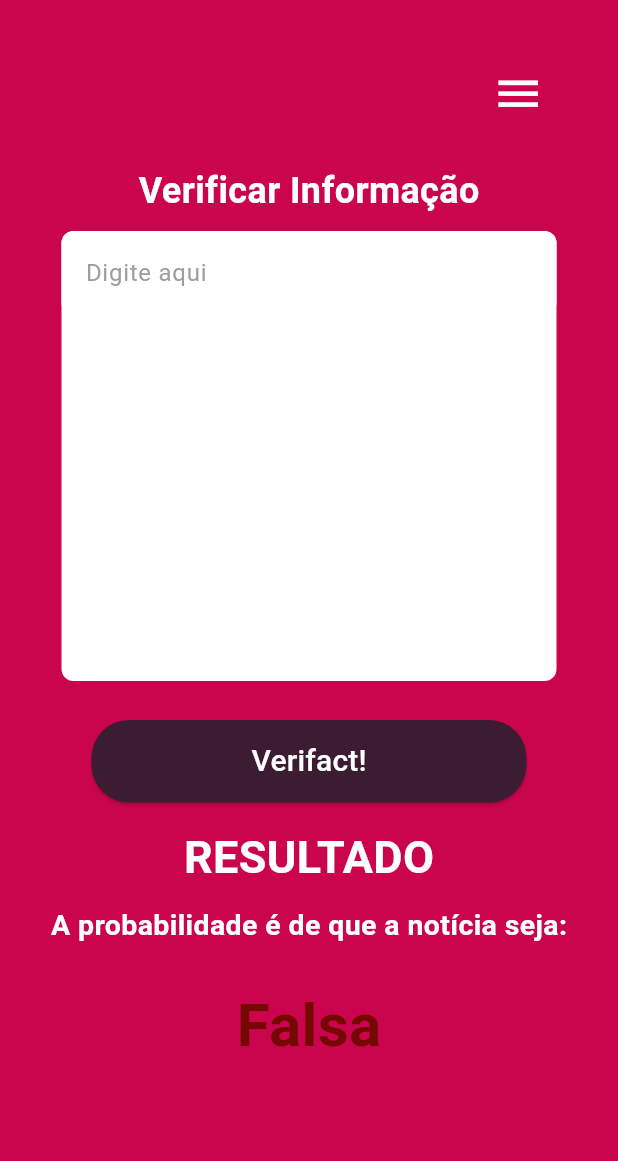
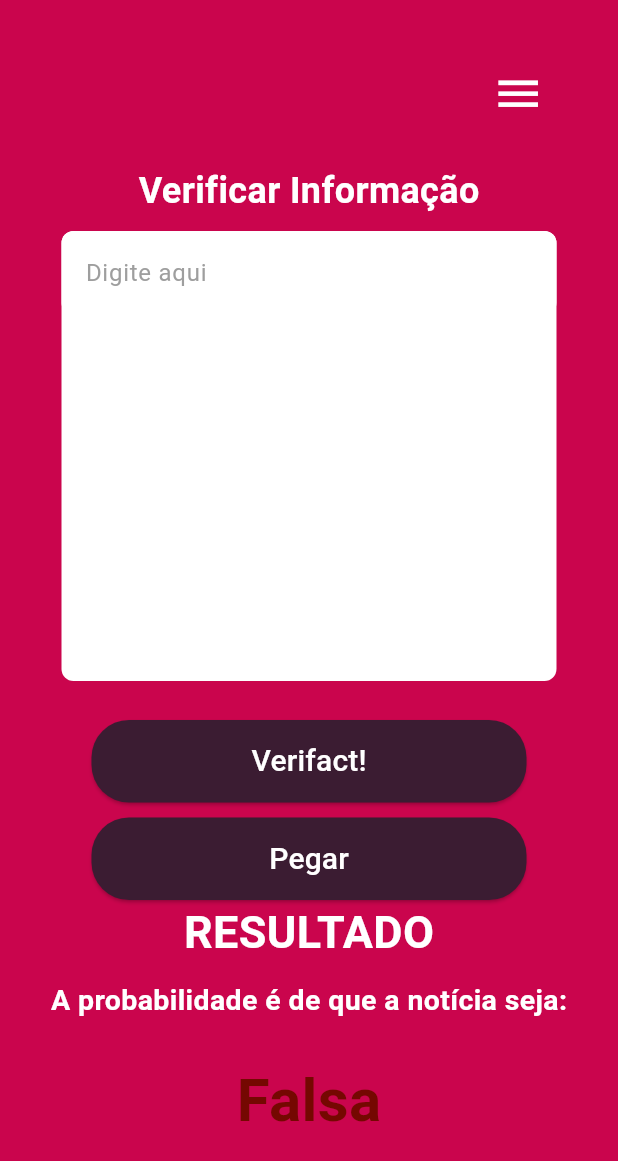
Before and after one commit to danieljmartins/projeto-interdisciplinar-quinto-semestre-mobile, a Flutter app: the Pesquisa screen opened directly, after a tap on "Verifact!", on a phone screen of 412 x 824 dp. Shown: the top 1161 px of the screen. Run offline on Flutter 3.47's test engine with Material 3 defaults, Android fonts, the phone set to English and light mode, and no system bars; network calls fail.

Commit message:
implementando apis

```diff
--- a/lib/pesquisa.dart
+++ b/lib/pesquisa.dart
@@ -1,10 +1,44 @@
 import 'package:flutter/material.dart';
+import 'package:http/http.dart' as http;
+import 'dart:convert';
+import 'package:logging/logging.dart';
 
 class Pesquisa extends StatelessWidget {
   const Pesquisa({super.key});
 
   @override
   Widget build(BuildContext context) {
+    final TextEditingController controller = TextEditingController();
+    final Logger logger = Logger('PesquisaLogger');
+
+    Future<void> inserirResultado(String result) async {
+      final response = await http.post(
+        Uri.parse(
+            'postgresql://postgres:dfXFikymJcYDSjzLfAAPvJIQeOQKvCjD@monorail.proxy.rlwy.net:33482/railway/resultados'),
+        headers: {'Content-Type': 'application/json'},
+        body: jsonEncode({'result': result}),
+      );
+
+      if (response.statusCode == 201) {
+        logger.info('Resultado inserido com sucesso');
+      } else {
+        logger.warning('Falha ao inserir resultado');
+      }
+    }
+
+    Future<void> buscarResultado() async {
+      final response = await http.get(
+        Uri.parse(
+            'postgresql://postgres:dfXFikymJcYDSjzLfAAPvJIQeOQKvCjD@monorail.proxy.rlwy.net:33482/railway/resultados'),
+      );
+
+      if (response.statusCode == 200) {
+        logger.info('Resultado: ${response.body}');
+      } else {
+        logger.warning('Falha ao buscar resultados');
+      }
+    }
+
     return Scaffold(
       backgroundColor: const Color(0xFFCA054D),
       body: Stack(
@@ -46,8 +80,9 @@ class Pesquisa extends StatelessWidget {
                     color: Colors.white,
                     borderRadius: BorderRadius.circular(8.0),
                   ),
-                  child: const TextField(
-                    decoration: InputDecoration(
+                  child: TextField(
+                    controller: controller,
+                    decoration: const InputDecoration(
                       hintText: 'Digite aqui',
                       hintStyle: TextStyle(color: Colors.grey),
                       filled: true,
@@ -63,16 +98,15 @@ class Pesquisa extends StatelessWidget {
             ),
           ),
 
-          // Botão
+          // Botão Verifact
           Positioned(
             width: 290.0,
             height: 55.0,
             top: 480.0,
             child: ElevatedButton(
-              onPressed: () => Navigator.push(
-                context,
-                MaterialPageRoute(builder: (context) => const Pesquisa()),
-              ),
+              onPressed: () {
+                inserirResultado(controller.text);
+              },
               style: ElevatedButton.styleFrom(
                 backgroundColor: const Color(0xFF3B1C32),
                 shape: RoundedRectangleBorder(
@@ -89,9 +123,34 @@ class Pesquisa extends StatelessWidget {
             ),
           ),
 
+          // Botão Pegar
+          Positioned(
+            width: 290.0,
+            height: 55.0,
+            top: 545.0,
+            child: ElevatedButton(
+              onPressed: () {
+                buscarResultado();
+              },
+              style: ElevatedButton.styleFrom(
+                backgroundColor: const Color(0xFF3B1C32),
+                shape: RoundedRectangleBorder(
+                  borderRadius: BorderRadius.circular(25),
+                ),
+              ),
+              child: const Text(
+                'Pegar',
+                style: TextStyle(
+                  fontSize: 20.0,
+                  color: Colors.white,
+                ),
+              ),
+            ),
+          ),
+
           // Texto abaixo do botão
           const Positioned(
-            top: 550.0,
+            top: 600.0,
             child: Text(
               'RESULTADO',
               style: TextStyle(
@@ -102,7 +161,7 @@ class Pesquisa extends StatelessWidget {
             ),
           ),
           const Positioned(
-            top: 603.0,
+            top: 653.0,
             child: Text(
               'A probabilidade é de que a notícia seja:',
               style: TextStyle(
@@ -113,11 +172,10 @@ class Pesquisa extends StatelessWidget {
             ),
           ),
           const Positioned(
-            top: 655.0,
+            top: 705.0,
             child: Text(
               'Falsa',
               style: TextStyle(
-                //color: Color.fromARGB(255, 0, 255, 8),
                 color: Color.fromARGB(255, 117, 8, 1),
                 fontSize: 40.0,
                 fontWeight: FontWeight.bold,
--- a/pubspec.yaml
+++ b/pubspec.yaml
@@ -9,6 +9,8 @@ environment:
 dependencies:
   flutter:
     sdk: flutter
+  http: ^1.2.1
+  logging: ^1.0.2
 
 dev_dependencies:
   flutter_test:
```
Also changed, not shown: pubspec.lock.
